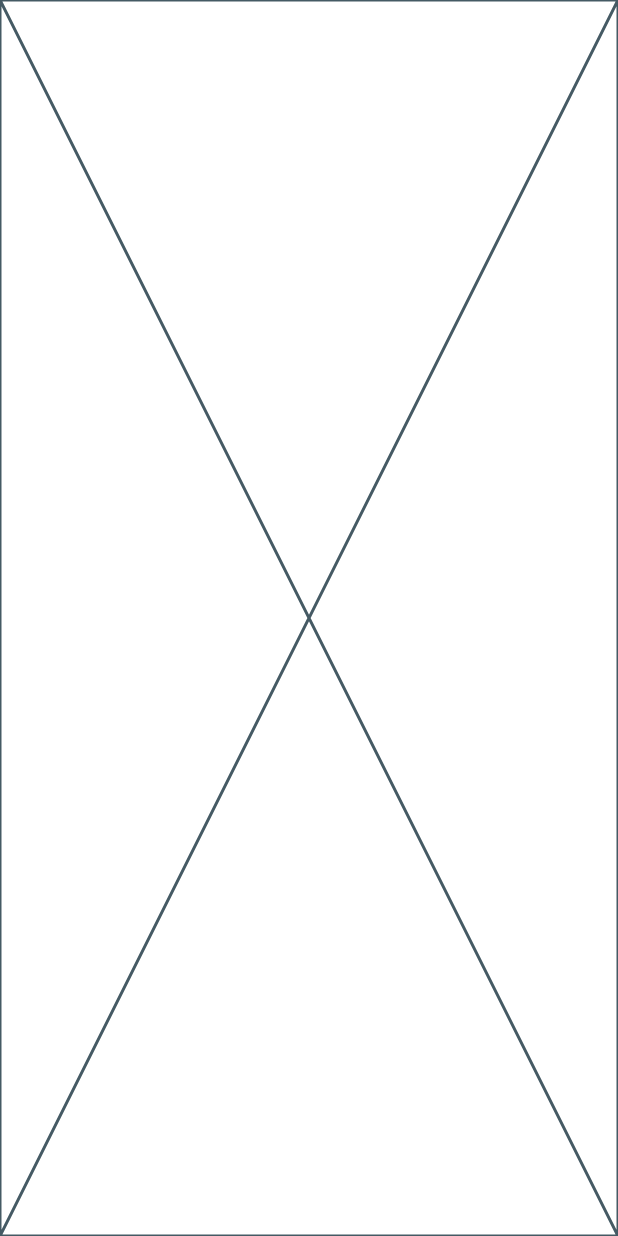
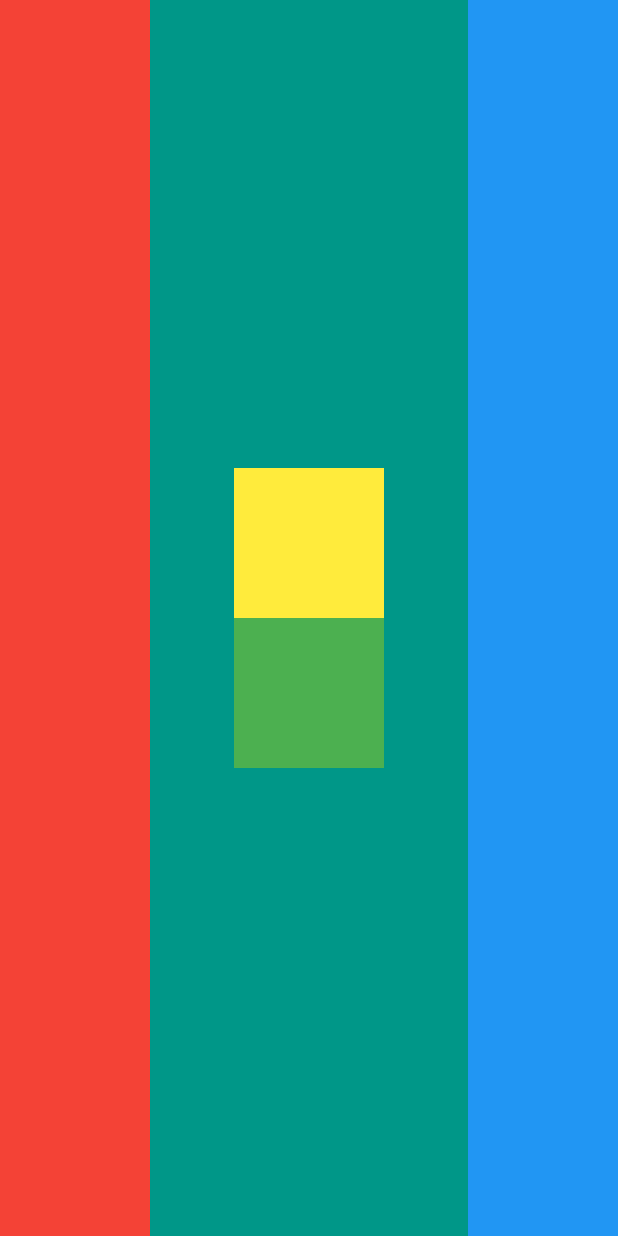
Before and after one commit to minthwaykhant711/flutter, a Flutter app: the screen it shows after launch, on a phone screen of 412 x 824 dp. Run offline on Flutter 3.47's test engine with Material 3 defaults, Android fonts, the phone set to English and light mode, and no system bars.

Commit message:
finished design 1

```diff
--- a/flutter_application_1/lib/week05/design1.dart
+++ b/flutter_application_1/lib/week05/design1.dart
@@ -5,6 +5,26 @@ class Design1 extends StatelessWidget {
 
   @override
   Widget build(BuildContext context) {
-    return const Placeholder();
+    return Scaffold(
+      body: Row(
+        children: [
+          Container(width: 100, color: Colors.red),
+          Expanded(
+            child: Container(
+              width: 100,
+              color: Colors.teal,
+              child: Column(
+                mainAxisAlignment: MainAxisAlignment.center,
+                children: [
+                  Container(width: 100, height: 100, color: Colors.yellow),
+                  Container(width: 100, height: 100, color: Colors.green),
+                ],
+              ),
+            ),
+          ),
+          Container(width: 100, color: Colors.blue),
+        ],
+      ),
+    );
   }
 }
```
